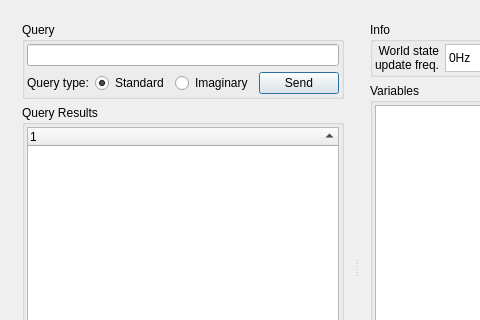
Qt form subarchitectures/conceptual.sa/branches/avs-iros11/src/c++/conceptual/components/Tester/MainDialog.ui (marc-hanheide/cogx) before a commit; both pictures show x 0 to 480 and y 0 to 320 of the 835 by 533 pixel window.
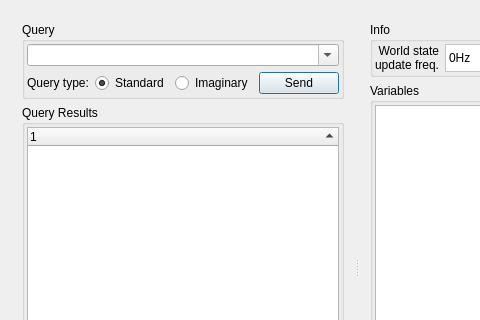
The same form after that commit. Icons and pictures are not drawn.

Diff of the .ui file:
```diff
--- a/subarchitectures/conceptual.sa/branches/avs-iros11/src/c++/conceptual/components/Tester/MainDialog.ui
+++ b/subarchitectures/conceptual.sa/branches/avs-iros11/src/c++/conceptual/components/Tester/MainDialog.ui
@@ -35,7 +35,14 @@
            <number>2</number>
           </property>
           <item>
-           <widget class="QLineEdit" name="queryLineEdit"/>
+           <widget class="QComboBox" name="queryComboBox">
+            <property name="editable">
+             <bool>true</bool>
+            </property>
+            <property name="insertPolicy">
+             <enum>QComboBox::NoInsert</enum>
+            </property>
+           </widget>
           </item>
           <item>
            <layout class="QHBoxLayout" name="horizontalLayout">
```
Left out of the diff: 4 changed lines with no effect on the pictures.
